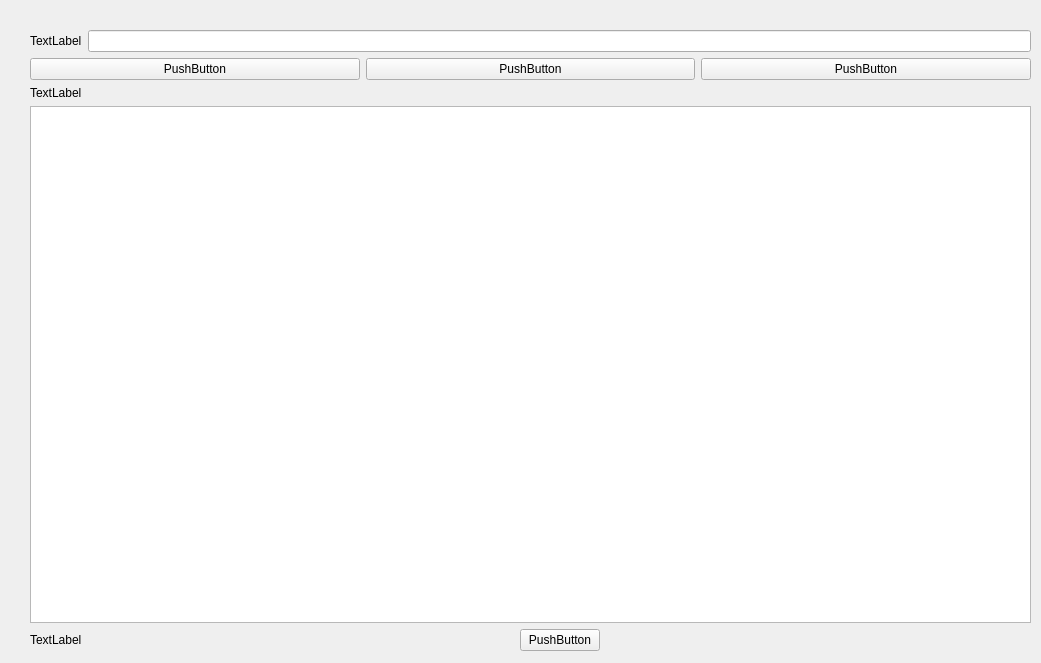
First picture: the form in flight_inquiry_flightid.ui, repository Aloereed/Flightman_Client_DATA130039, before the edit.
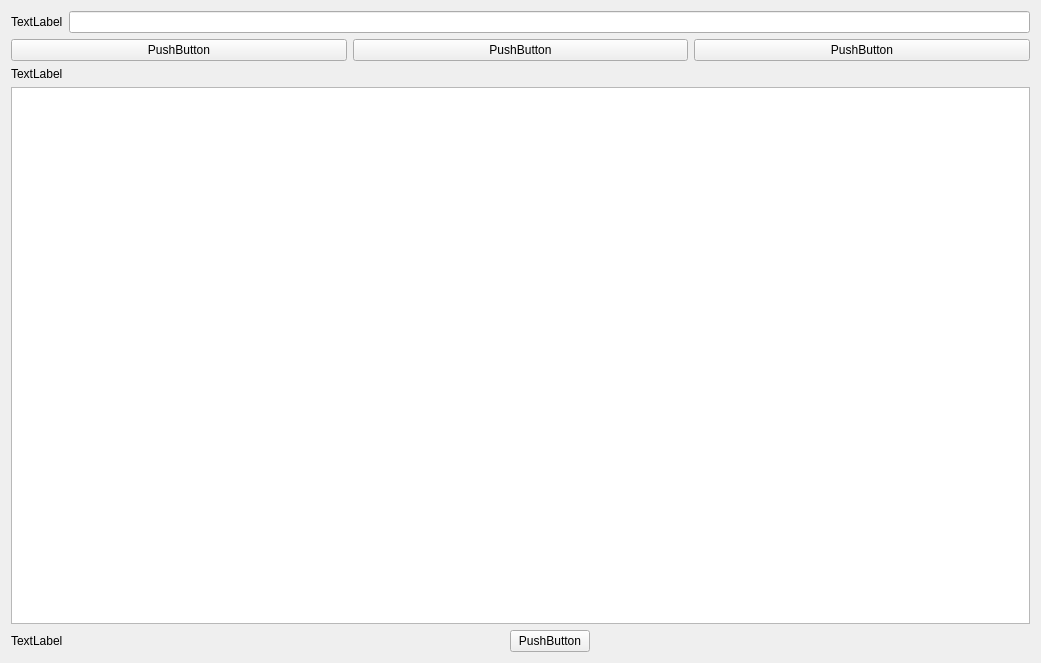
Second picture: the form after the edit.

The edit to the form file:
```diff
--- a/flight_inquiry_flightid.ui
+++ b/flight_inquiry_flightid.ui
@@ -13,15 +13,8 @@
   <property name="windowTitle">
    <string>Form</string>
   </property>
-  <widget class="QWidget" name="layoutWidget">
-   <property name="geometry">
-    <rect>
-     <x>30</x>
-     <y>30</y>
-     <width>1001</width>
-     <height>621</height>
-    </rect>
-   </property>
+  <layout class="QGridLayout" name="gridLayout">
+   <item row="0" column="0">
    <layout class="QVBoxLayout" name="verticalLayout_2">
     <item>
      <layout class="QVBoxLayout" name="verticalLayout">
@@ -121,7 +114,8 @@
      </layout>
     </item>
    </layout>
-  </widget>
+   </item>
+  </layout>
  </widget>
  <resources/>
  <connections/>
```
Lines whose indentation alone changed are shown as unchanged.
